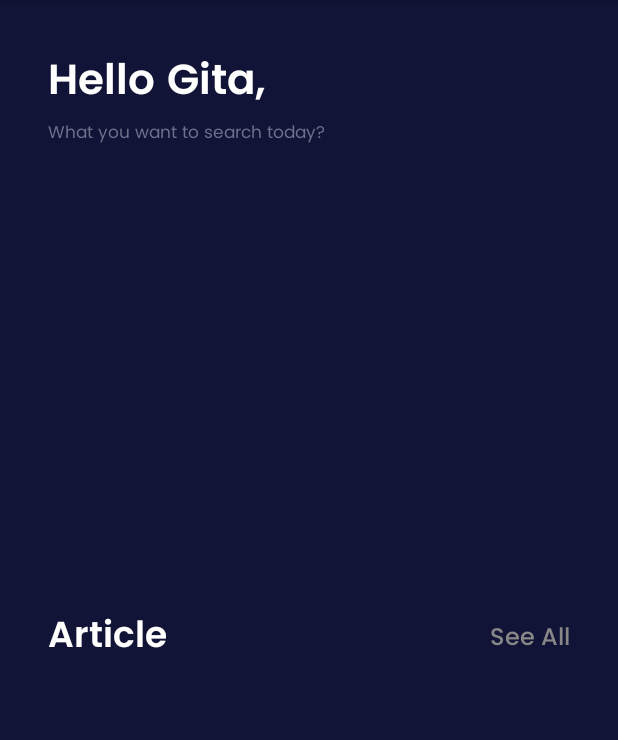
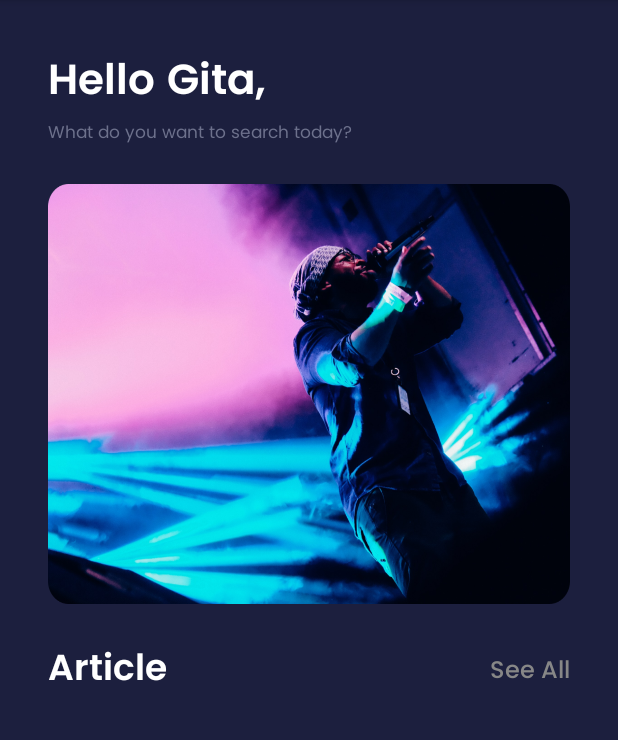
Before and after one commit to dhikaaldhika22/spotilist-android-kotlin, an Android app: the fragment HomeFragment shown on its own in the app's theme, on a phone screen of 412 x 824 dp, the part 84-824 px from its top. Run offline under Robolectric (Android 15) with nearby library versions, the phone set to English and light mode, and no system bars.

Commit message:
Update HomeFragment and Configure the Firebase for API (Database)

```diff
--- a/app/src/main/java/com/myproject/app/spotilist/ui/MainActivity.kt
+++ b/app/src/main/java/com/myproject/app/spotilist/ui/MainActivity.kt
@@ -24,6 +24,7 @@ class MainActivity : AppCompatActivity() {
             .replace(R.id.nav_host_fragment, HomeFragment())
             .commit()
 
+        supportActionBar?.hide()
         navBottom()
     }
 
--- a/app/src/main/res/layout/activity_main.xml
+++ b/app/src/main/res/layout/activity_main.xml
@@ -17,7 +17,7 @@
         app:cnb_unselectedColor="@color/primary"
         app:cnb_orientationMode="horizontal"
         app:cnb_animationDuration="175"
-        android:background="@color/white"
+        android:background="@color/nav_view_color"
         android:elevation="8dp"/>
 
     <FrameLayout
@@ -27,6 +27,6 @@
         app:layout_constraintBottom_toTopOf="@+id/nav_view"
         app:layout_constraintEnd_toEndOf="parent"
         app:layout_constraintStart_toStartOf="parent"
-        app:layout_constraintTop_toBottomOf="parent" />
+        app:layout_constraintTop_toTopOf="parent" />
 
 </androidx.constraintlayout.widget.ConstraintLayout>
--- a/app/src/main/res/layout/fragment_home.xml
+++ b/app/src/main/res/layout/fragment_home.xml
@@ -57,23 +57,21 @@
             android:textColor="@color/body"
             android:textSize="11sp"
             app:layout_constraintStart_toStartOf="parent"
-            app:layout_constraintTop_toBottomOf="@+id/tv_hello" />
+            app:layout_constraintTop_toBottomOf="@+id/tv_user" />
 
         <ImageView
             android:id="@+id/iv_banner"
-            android:layout_width="352dp"
-            android:layout_height="250dp"
+            android:layout_width="match_parent"
+            android:layout_height="280dp"
             android:layout_marginStart="32dp"
-            android:layout_marginTop="32dp"
+            android:layout_marginTop="24dp"
             android:layout_marginEnd="32dp"
             app:layout_constraintStart_toStartOf="parent"
             app:layout_constraintEnd_toEndOf="parent"
             app:layout_constraintTop_toBottomOf="@+id/tv_question"
             android:contentDescription="@string/image"
-            android:background="@drawable/bg_image"
-            android:clipToOutline="true"
-            tools:src="@tools:sample/avatars"
-            android:scaleType="centerCrop"
+            android:src="@drawable/banner"
+            android:scaleType="fitXY"
             tools:targetApi="s" />
 
         <TextView
--- a/app/src/main/res/menu/nav_bottom.xml
+++ b/app/src/main/res/menu/nav_bottom.xml
@@ -5,17 +5,17 @@
         android:id="@+id/nav_home"
         android:icon="@drawable/ic_home"
         android:title="@string/home"
-        app:cnb_iconColor="@color/secondary" />
+        app:cnb_iconColor="@color/primary" />
 
     <item
         android:id="@+id/nav_search"
         android:icon="@drawable/ic_search"
         android:title="@string/search"
-        app:cnb_iconColor="@color/secondary" />
+        app:cnb_iconColor="@color/primary" />
 
     <item
         android:id="@+id/nav_favorite"
         android:icon="@drawable/ic_baseline_favorite_border"
         android:title="@string/favorite"
-        app:cnb_iconColor="@color/secondary" />
+        app:cnb_iconColor="@color/primary" />
 </menu>
--- a/app/src/main/res/values/colors.xml
+++ b/app/src/main/res/values/colors.xml
@@ -7,10 +7,12 @@
     <color name="teal_700">#FF018786</color>
     <color name="black">#FF000000</color>
     <color name="white">#FFFFFFFF</color>
-    <color name="background">#111436</color>
 
+    <!-- Custom -->
+    <color name="background">#1C1F3E</color>
     <color name="primary">#C526A2</color>
     <color name="secondary">#21234B</color>
+    <color name="nav_view_color">#111436</color>
     <color name="gray">#878787</color>
     <color name="body">#6D718C</color>
 </resources>
--- a/app/src/main/res/values/strings.xml
+++ b/app/src/main/res/values/strings.xml
@@ -7,7 +7,7 @@
     <string name="hello_blank_fragment">Hello blank fragment</string>
     <string name="hello">Hello</string>
     <string name="gita">Gita,</string>
-    <string name="question">What you want to search today?</string>
+    <string name="question">What do you want to search today?</string>
     <string name="image">image</string>
     <string name="article">Article</string>
     <string name="see_all">See All</string>
--- a/app/src/main/res/values/themes.xml
+++ b/app/src/main/res/values/themes.xml
@@ -3,7 +3,7 @@
     <style name="Theme.Spotilist" parent="Theme.MaterialComponents.DayNight.DarkActionBar">
         <!-- Primary brand color. -->
         <item name="colorPrimary">@color/purple_500</item>
-        <item name="colorPrimaryVariant">@color/purple_700</item>
+        <item name="colorPrimaryVariant">@color/background</item>
         <item name="colorOnPrimary">@color/white</item>
         <!-- Secondary brand color. -->
         <item name="colorSecondary">@color/teal_200</item>
--- a/build.gradle
+++ b/build.gradle
@@ -1,4 +1,10 @@
 // Top-level build file where you can add configuration options common to all sub-projects/modules.
+buildscript {
+    dependencies {
+        classpath 'com.google.gms:google-services:4.3.13'
+    }
+}
+
 plugins {
     id 'com.android.application' version '7.1.2' apply false
     id 'com.android.library' version '7.1.2' apply false
```
Also changed, not shown: app/build.gradle (+9 -0 lines), app/src/main/res/drawable/banner.png (added), 1 other file.
